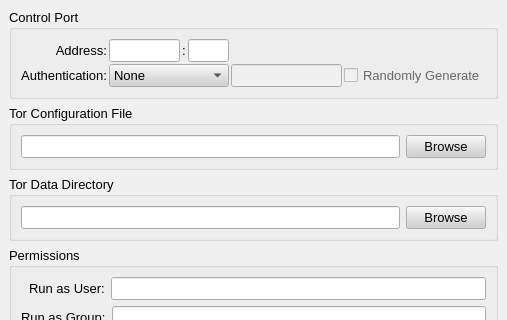
This is src/gui/config/advancedpage.ui in a-ilin/vidalia as Qt 5 draws it before an edit; both pictures show x 0 to 507 and y 0 to 320 of the 507 by 543 pixel window. The edited form follows.
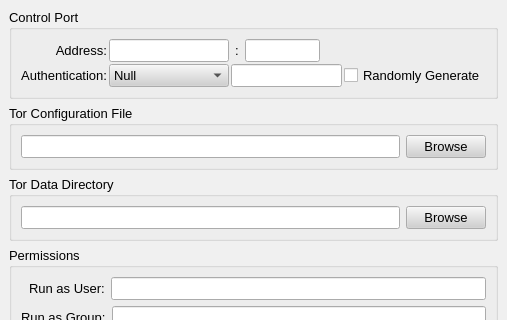
This is the edited form.

Commit message:
r2042@adrastea:  edmanm | 2007-08-23 02:19:27 -0400  Rework the spacing on the advanced page (again) to (hopefully) give the  control address and port enough room on all platforms.
svn:r1860

The edit to the form file:
```diff
--- a/src/gui/config/advancedpage.ui
+++ b/src/gui/config/advancedpage.ui
@@ -516,16 +516,6 @@
         <property name="spacing" >
          <number>2</number>
         </property>
-        <item row="0" column="2" >
-         <widget class="QLabel" name="label_7" >
-          <property name="text" >
-           <string>:</string>
-          </property>
-          <property name="alignment" >
-           <set>Qt::AlignCenter</set>
-          </property>
-         </widget>
-        </item>
         <item row="1" column="0" >
          <widget class="QLabel" name="label_6" >
           <property name="text" >
@@ -536,22 +526,6 @@
           </property>
          </widget>
         </item>
-        <item row="0" column="3" >
-         <widget class="QLineEdit" name="lineControlPort" >
-          <property name="maximumSize" >
-           <size>
-            <width>55</width>
-            <height>16777215</height>
-           </size>
-          </property>
-          <property name="toolTip" >
-           <string>Port that Vidalia uses to communicate with Tor.</string>
-          </property>
-          <property name="maxLength" >
-           <number>5</number>
-          </property>
-         </widget>
-        </item>
         <item row="0" column="0" >
          <widget class="QLabel" name="label_5" >
           <property name="text" >
@@ -562,38 +536,28 @@
           </property>
          </widget>
         </item>
-        <item row="0" column="4" >
-         <spacer>
-          <property name="orientation" >
-           <enum>Qt::Horizontal</enum>
-          </property>
-          <property name="sizeHint" >
-           <size>
-            <width>40</width>
-            <height>20</height>
-           </size>
-          </property>
-         </spacer>
-        </item>
         <item row="1" column="1" colspan="3" >
          <layout class="QHBoxLayout" >
           <property name="margin" >
            <number>0</number>
           </property>
           <property name="spacing" >
-           <number>6</number>
+           <number>2</number>
           </property>
           <item>
            <widget class="QComboBox" name="cmbAuthMethod" >
-            <property name="toolTip" >
-             <string>Authentication method to use when connecting to Tor's control port</string>
+            <property name="minimumSize" >
+             <size>
+              <width>120</width>
+              <height>0</height>
+             </size>
             </property>
             <property name="sizeAdjustPolicy" >
              <enum>QComboBox::AdjustToContents</enum>
             </property>
             <item>
              <property name="text" >
-              <string>None</string>
+              <string>Null</string>
              </property>
             </item>
             <item>
@@ -608,6 +572,29 @@
             </item>
            </widget>
           </item>
+          <item>
+           <widget class="QLineEdit" name="linePassword" />
+          </item>
+          <item>
+           <widget class="QCheckBox" name="chkRandomPassword" >
+            <property name="text" >
+             <string>Randomly Generate</string>
+            </property>
+           </widget>
+          </item>
+          <item>
+           <spacer>
+            <property name="orientation" >
+             <enum>Qt::Horizontal</enum>
+            </property>
+            <property name="sizeHint" >
+             <size>
+              <width>0</width>
+              <height>20</height>
+             </size>
+            </property>
+           </spacer>
+          </item>
          </layout>
         </item>
         <item row="0" column="1" >
@@ -622,48 +609,71 @@
            <widget class="QLineEdit" name="lineControlAddress" >
             <property name="maximumSize" >
              <size>
-              <width>85</width>
+              <width>120</width>
               <height>16777215</height>
              </size>
             </property>
-            <property name="toolTip" >
-             <string>IP address on which Tor is listening for controller connections.</string>
-            </property>
             <property name="maxLength" >
-             <number>15</number>
+             <number>16</number>
             </property>
             <property name="alignment" >
              <set>Qt::AlignRight</set>
             </property>
            </widget>
           </item>
+          <item>
+           <widget class="QLabel" name="label" >
+            <property name="text" >
+             <string>:</string>
+            </property>
+           </widget>
+          </item>
+          <item>
+           <widget class="QLineEdit" name="lineControlPort" >
+            <property name="minimumSize" >
+             <size>
+              <width>75</width>
+              <height>0</height>
+             </size>
+            </property>
+            <property name="maximumSize" >
+             <size>
+              <width>75</width>
+              <height>16777215</height>
+             </size>
+            </property>
+            <property name="maxLength" >
+             <number>5</number>
+            </property>
+           </widget>
+          </item>
+          <item>
+           <spacer>
+            <property name="orientation" >
+             <enum>Qt::Horizontal</enum>
+            </property>
+            <property name="sizeType" >
+             <enum>QSizePolicy::Expanding</enum>
+            </property>
+            <property name="sizeHint" >
+             <size>
+              <width>40</width>
+              <height>20</height>
+             </size>
+            </property>
+           </spacer>
+          </item>
          </layout>
         </item>
-        <item row="1" column="4" >
-         <widget class="QLineEdit" name="linePassword" >
-          <property name="toolTip" >
-           <string>Password to use when authenticating to Tor</string>
+        <item row="0" column="2" >
+         <layout class="QHBoxLayout" >
+          <property name="margin" >
+           <number>0</number>
           </property>
-          <property name="echoMode" >
-           <enum>QLineEdit::Password</enum>
+          <property name="spacing" >
+           <number>6</number>
           </property>
-          <property name="enabled" >
-           <bool>false</bool>
-          </property>
-         </widget>
-        </item>
-        <item row="1" column="5" >
-         <widget class="QCheckBox" name="chkRandomPassword" >
-          <property name="toolTip" >
-           <string>Check this box to use a random password each time Tor is started</string>
-          </property>
-          <property name="text" >
-           <string>Randomly Generate</string>
-          </property>
-          <property name="enabled" >
-           <bool>false</bool>
-          </property>
-         </widget>
+         </layout>
         </item>
        </layout>
       </item>
```
